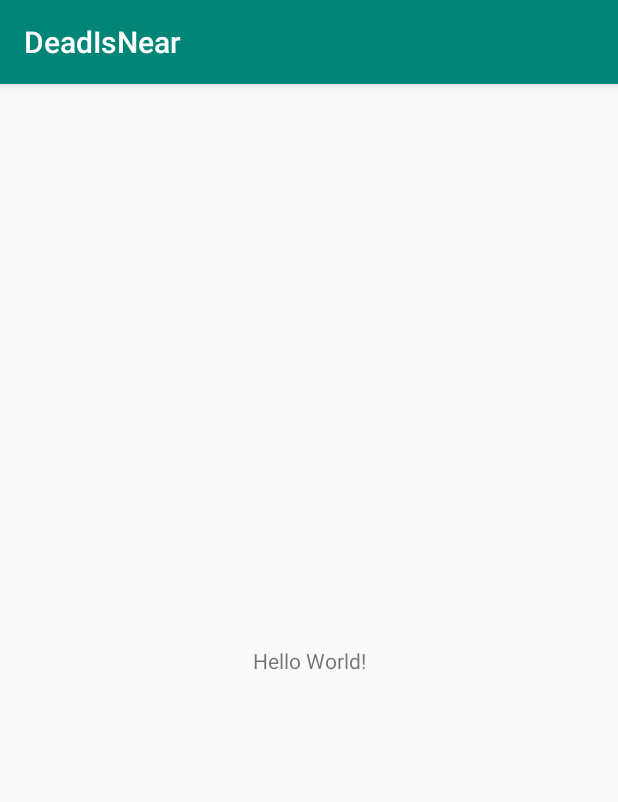
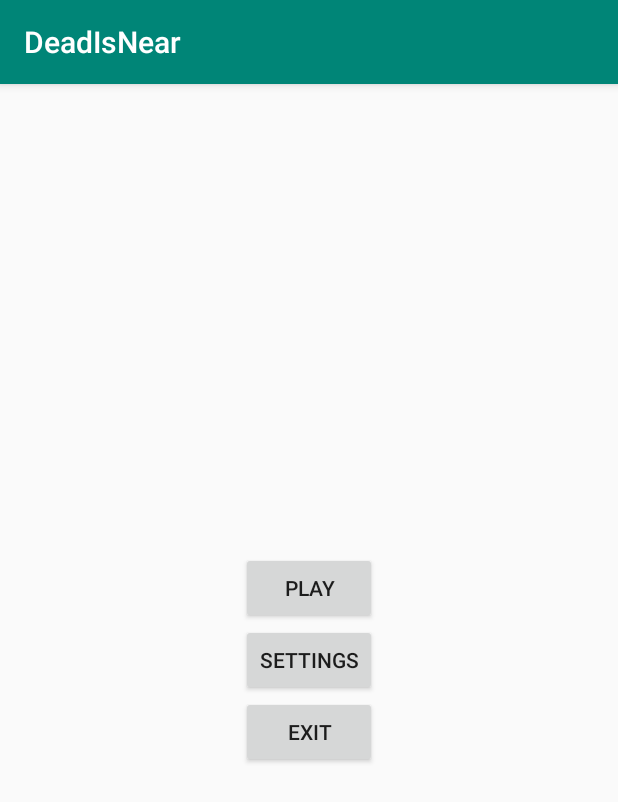
Before and after one commit to gektor753/DeadIsNear, an Android app: the screen it shows after launch (MainActivity), on a phone screen of 412 x 824 dp. Shown: the top 802 px of the screen. Run offline under Robolectric (Android 15) with nearby library versions, the phone set to English and light mode, and no system bars; 6 statements that could not run were skipped.

Commit message:
Add buttons to start screen

```diff
--- a/app/src/main/java/com/var/deadisnear/MainActivity.kt
+++ b/app/src/main/java/com/var/deadisnear/MainActivity.kt
@@ -2,11 +2,31 @@ package com.`var`.deadisnear
 
 import android.support.v7.app.AppCompatActivity
 import android.os.Bundle
+import android.widget.Button
 
 class MainActivity : AppCompatActivity() {
+
+    val playButton: Button = findViewById(R.id.playButton)
+    val exitButton: Button = findViewById(R.id.exitButton)
+    val settingsButton: Button = findViewById(R.id.settingsButton)
 
     override fun onCreate(savedInstanceState: Bundle?) {
         super.onCreate(savedInstanceState)
         setContentView(R.layout.activity_main)
+
+        playButton.setOnClickListener {
+            // TODO
+            print("Play")
+        }
+
+        exitButton.setOnClickListener {
+            // TODO
+            print("Exit")
+        }
+
+        settingsButton.setOnClickListener {
+            // TODO
+            print("Open settings")
+        }
     }
 }
--- a/app/src/main/res/layout/activity_main.xml
+++ b/app/src/main/res/layout/activity_main.xml
@@ -6,13 +6,47 @@
     android:layout_height="match_parent"
     tools:context=".MainActivity">
 
-    <TextView
+    <android.support.constraint.ConstraintLayout
         android:layout_width="wrap_content"
         android:layout_height="wrap_content"
-        android:text="Hello World!"
         app:layout_constraintBottom_toBottomOf="parent"
-        app:layout_constraintLeft_toLeftOf="parent"
-        app:layout_constraintRight_toRightOf="parent"
-        app:layout_constraintTop_toTopOf="parent" />
+        app:layout_constraintEnd_toEndOf="parent"
+        app:layout_constraintHorizontal_bias="0.5"
+        app:layout_constraintStart_toStartOf="parent"
+        app:layout_constraintTop_toTopOf="parent">
+
+        <Button
+            android:id="@+id/exitButton"
+            android:layout_width="0dp"
+            android:layout_height="wrap_content"
+            android:text="@string/exitButtonTitle"
+            app:layout_constraintBottom_toBottomOf="parent"
+            app:layout_constraintEnd_toEndOf="parent"
+            app:layout_constraintStart_toStartOf="parent"
+            app:layout_constraintTop_toBottomOf="@+id/settingsButton" />
+
+        <Button
+            android:id="@+id/playButton"
+            android:layout_width="0dp"
+            android:layout_height="wrap_content"
+            android:text="@string/playButtonTitle"
+            app:layout_constraintBottom_toBottomOf="parent"
+            app:layout_constraintEnd_toEndOf="parent"
+            app:layout_constraintHorizontal_bias="0.34"
+            app:layout_constraintStart_toStartOf="parent"
+            app:layout_constraintTop_toTopOf="parent"
+            app:layout_constraintVertical_bias="0.0" />
+
+        <Button
+            android:id="@+id/settingsButton"
+            android:layout_width="wrap_content"
+            android:layout_height="wrap_content"
+            android:text="@string/settingsButtonTitle"
+            app:layout_constraintBottom_toTopOf="@+id/exitButton"
+            app:layout_constraintEnd_toEndOf="parent"
+            app:layout_constraintStart_toStartOf="parent"
+            app:layout_constraintTop_toBottomOf="@+id/playButton" />
+
+    </android.support.constraint.ConstraintLayout>
 
 </android.support.constraint.ConstraintLayout>
--- a/app/src/main/res/values/strings.xml
+++ b/app/src/main/res/values/strings.xml
@@ -1,3 +1,6 @@
 <resources>
     <string name="app_name">DeadIsNear</string>
+    <string name="exitButtonTitle">Exit</string>
+    <string name="playButtonTitle">Play</string>
+    <string name="settingsButtonTitle">Settings</string>
 </resources>
```
